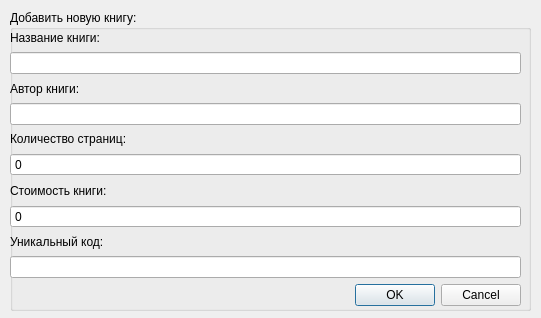
qreodium/is_libary, file newbook.ui: the form before one commit.
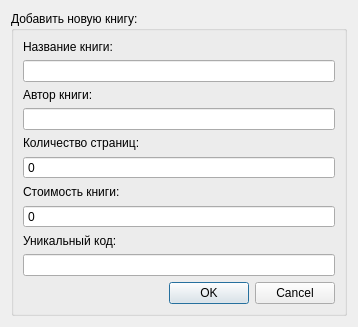
The form after the commit.

Patch:
```diff
--- a/newbook.ui
+++ b/newbook.ui
@@ -6,35 +6,20 @@
    <rect>
     <x>0</x>
     <y>0</y>
-    <width>541</width>
-    <height>318</height>
+    <width>358</width>
+    <height>301</height>
    </rect>
   </property>
   <property name="windowTitle">
    <string>Add new book</string>
   </property>
+  <layout class="QHBoxLayout" name="horizontalLayout">
+   <item>
   <widget class="QGroupBox" name="groupBox">
-   <property name="geometry">
-    <rect>
-     <x>10</x>
-     <y>10</y>
-     <width>521</width>
-     <height>301</height>
-    </rect>
-   </property>
    <property name="title">
     <string>Добавить новую книгу:</string>
    </property>
-   <widget class="QWidget" name="verticalLayoutWidget">
-    <property name="geometry">
-     <rect>
-      <x>0</x>
-      <y>20</y>
-      <width>511</width>
-      <height>276</height>
-     </rect>
-    </property>
-    <layout class="QVBoxLayout" name="verticalLayout">
+     <layout class="QVBoxLayout" name="verticalLayout_2">
      <item>
       <widget class="QLabel" name="label_bokTitle">
        <property name="text">
@@ -111,7 +96,8 @@
      </item>
     </layout>
    </widget>
-  </widget>
+   </item>
+  </layout>
  </widget>
  <resources/>
  <connections>
```
Lines whose indentation alone changed are shown as unchanged.
